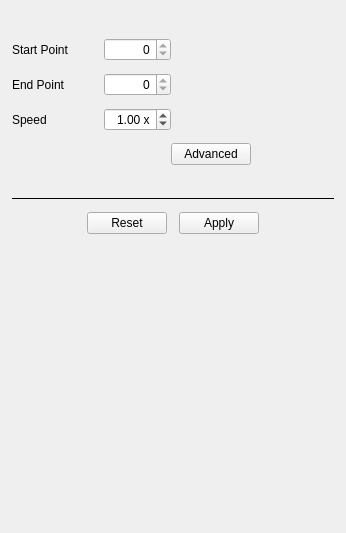
First picture: the form in src/shotcut/src/widgets/avformatproducersimplewidget.ui, repository hansewu/MovieMator, before the edit.
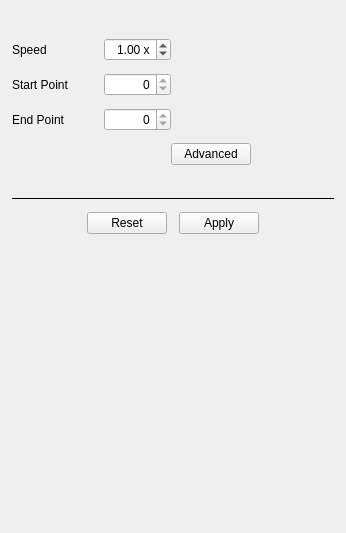
Second picture: the form after the edit. Custom widgets are drawn as their Qt base class.

Commit message: 切分后播放时间问题。属性界面多次点击应用崩溃问题。

```diff
--- a/src/shotcut/src/widgets/avformatproducersimplewidget.ui
+++ b/src/shotcut/src/widgets/avformatproducersimplewidget.ui
@@ -45,6 +45,70 @@
      </property>
     </widget>
    </item>
+   <item>
+    <layout class="QHBoxLayout" name="horizontalLayout">
+     <item>
+      <widget class="QLabel" name="speedLabel">
+       <property name="minimumSize">
+        <size>
+         <width>80</width>
+         <height>0</height>
+        </size>
+       </property>
+       <property name="text">
+        <string>Speed</string>
+       </property>
+       <property name="alignment">
+        <set>Qt::AlignLeading|Qt::AlignLeft|Qt::AlignVCenter</set>
+       </property>
+      </widget>
+     </item>
+     <item>
+      <widget class="QDoubleSpinBox" name="speedSpinBox">
+       <property name="focusPolicy">
+        <enum>Qt::StrongFocus</enum>
+       </property>
+       <property name="alignment">
+        <set>Qt::AlignRight|Qt::AlignTrailing|Qt::AlignVCenter</set>
+       </property>
+       <property name="accelerated">
+        <bool>true</bool>
+       </property>
+       <property name="keyboardTracking">
+        <bool>false</bool>
+       </property>
+       <property name="suffix">
+        <string notr="true"> x</string>
+       </property>
+       <property name="minimum">
+        <double>0.100000000000000</double>
+       </property>
+       <property name="maximum">
+        <double>20.000000000000000</double>
+       </property>
+       <property name="singleStep">
+        <double>0.100000000000000</double>
+       </property>
+       <property name="value">
+        <double>1.000000000000000</double>
+       </property>
+      </widget>
+     </item>
+     <item>
+      <spacer name="horizontalSpacer">
+       <property name="orientation">
+        <enum>Qt::Horizontal</enum>
+       </property>
+       <property name="sizeHint" stdset="0">
+        <size>
+         <width>40</width>
+         <height>20</height>
+        </size>
+       </property>
+      </spacer>
+     </item>
+    </layout>
+   </item>
    <item>
     <layout class="QHBoxLayout" name="horizontalLayout_6">
      <item>
@@ -164,70 +228,6 @@
      </item>
     </layout>
    </item>
-   <item>
-    <layout class="QHBoxLayout" name="horizontalLayout">
-     <item>
-      <widget class="QLabel" name="speedLabel">
-       <property name="minimumSize">
-        <size>
-         <width>80</width>
-         <height>0</height>
-        </size>
-       </property>
-       <property name="text">
-        <string>Speed</string>
-       </property>
-       <property name="alignment">
-        <set>Qt::AlignLeading|Qt::AlignLeft|Qt::AlignVCenter</set>
-       </property>
-      </widget>
-     </item>
-     <item>
-      <widget class="QDoubleSpinBox" name="speedSpinBox">
-       <property name="focusPolicy">
-        <enum>Qt::StrongFocus</enum>
-       </property>
-       <property name="alignment">
-        <set>Qt::AlignRight|Qt::AlignTrailing|Qt::AlignVCenter</set>
-       </property>
-       <property name="accelerated">
-        <bool>true</bool>
-       </property>
-       <property name="keyboardTracking">
-        <bool>false</bool>
-       </property>
-       <property name="suffix">
-        <string notr="true"> x</string>
-       </property>
-       <property name="minimum">
-        <double>0.100000000000000</double>
-       </property>
-       <property name="maximum">
-        <double>20.000000000000000</double>
-       </property>
-       <property name="singleStep">
-        <double>0.100000000000000</double>
-       </property>
-       <property name="value">
-        <double>1.000000000000000</double>
-       </property>
-      </widget>
-     </item>
-     <item>
-      <spacer name="horizontalSpacer">
-       <property name="orientation">
-        <enum>Qt::Horizontal</enum>
-       </property>
-       <property name="sizeHint" stdset="0">
-        <size>
-         <width>40</width>
-         <height>20</height>
-        </size>
-       </property>
-      </spacer>
-     </item>
-    </layout>
-   </item>
    <item>
     <layout class="QHBoxLayout" name="horizontalLayout_3">
      <item>
```
The commit also changes 4 other files.
